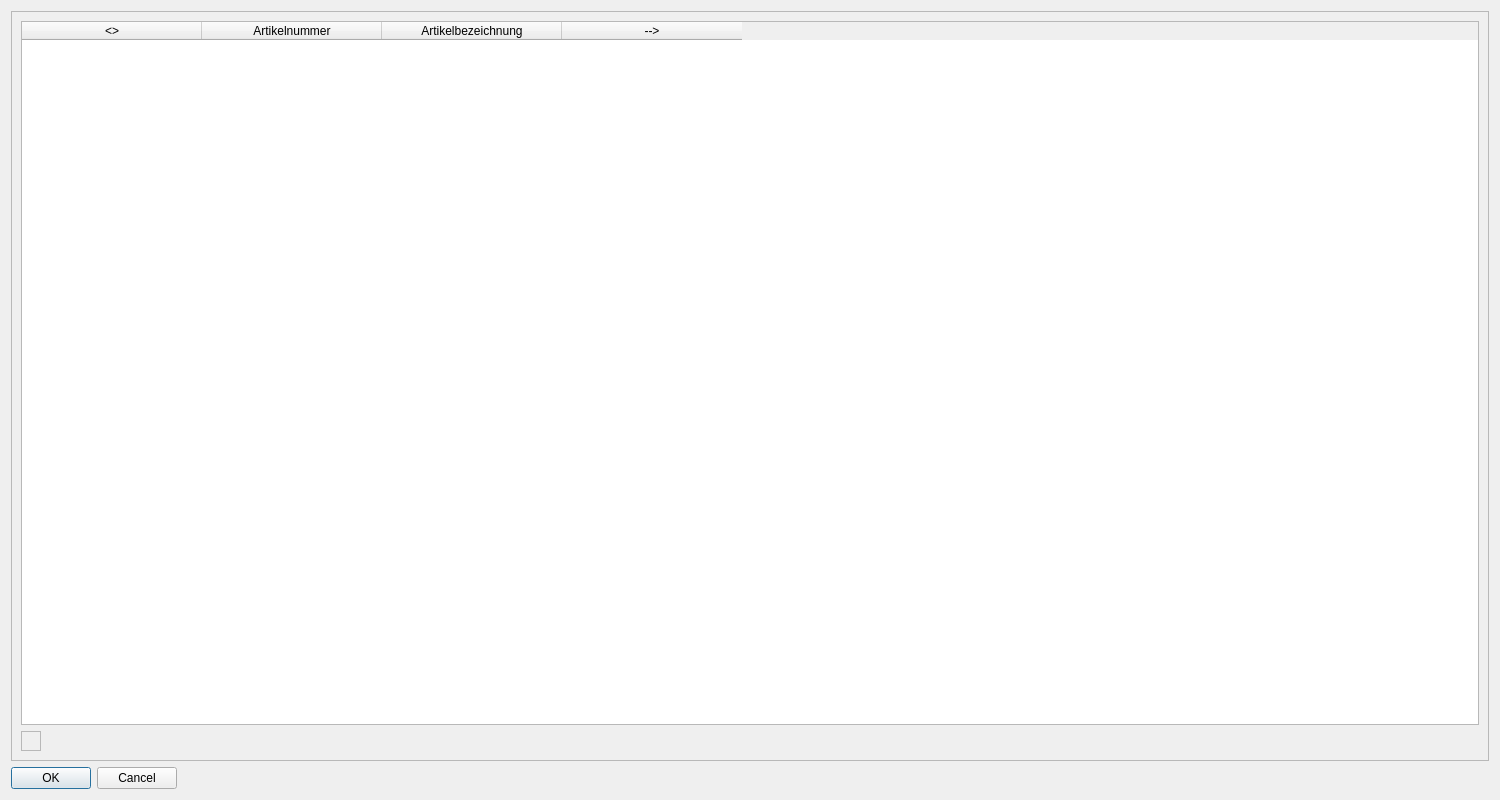
First picture: the form in src/ui/windows/blacklistWindow.ui, repository creativeSloth/SUN_Article_Fetcher, before the edit.
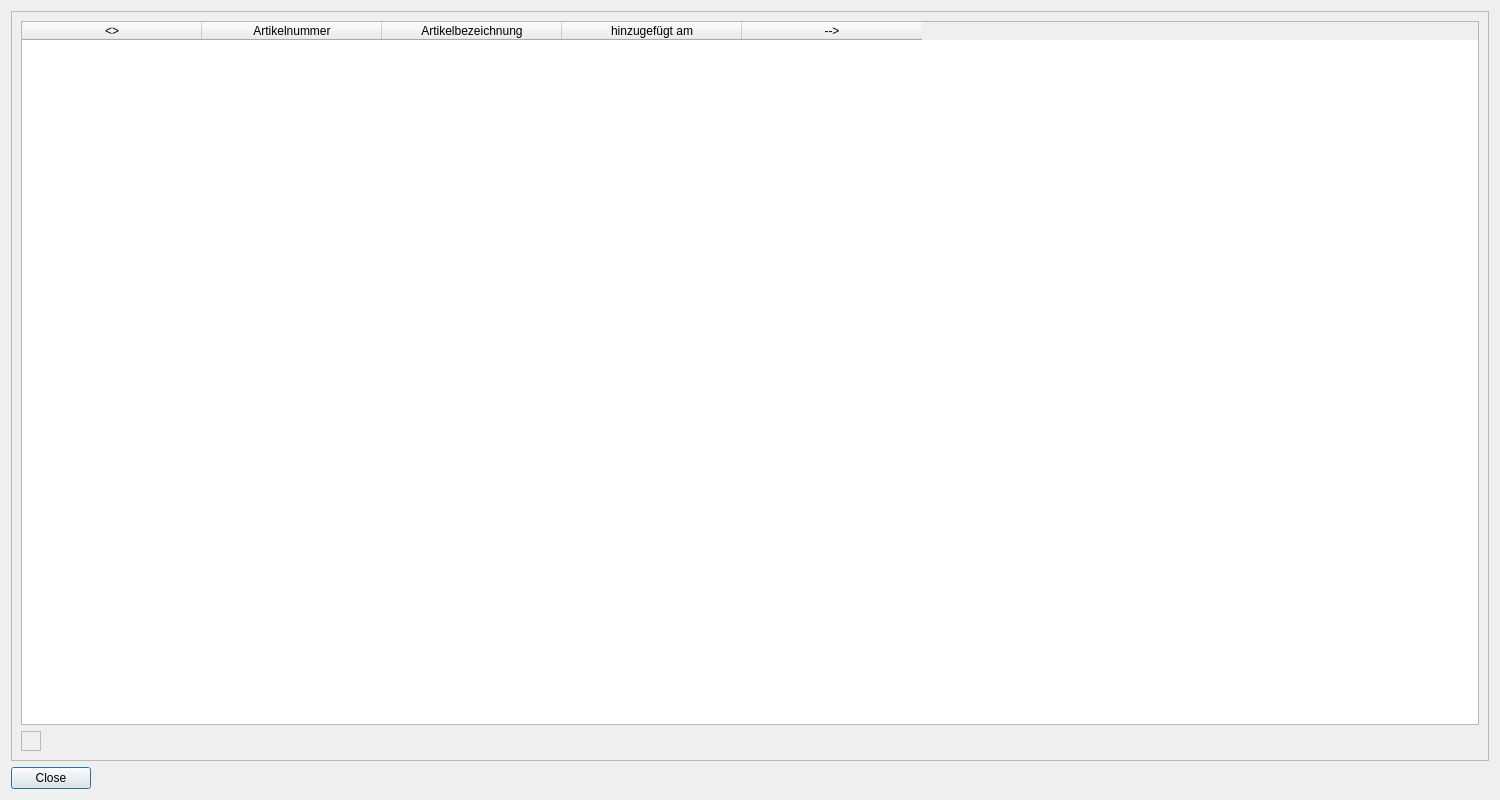
Second picture: the form after the edit.

Patch:
```diff
--- a/src/ui/windows/blacklistWindow.ui
+++ b/src/ui/windows/blacklistWindow.ui
@@ -132,6 +132,11 @@
             <string>Artikelbezeichnung</string>
            </property>
           </column>
+          <column>
+           <property name="text">
+            <string>hinzugefügt am</string>
+           </property>
+          </column>
           <column>
            <property name="text">
             <string>--&gt;</string>
@@ -161,7 +166,10 @@
       <enum>Qt::Horizontal</enum>
      </property>
      <property name="standardButtons">
-      <set>QDialogButtonBox::Cancel|QDialogButtonBox::Ok</set>
+      <set>QDialogButtonBox::Close</set>
+     </property>
+     <property name="centerButtons">
+      <bool>false</bool>
      </property>
     </widget>
    </item>
```
